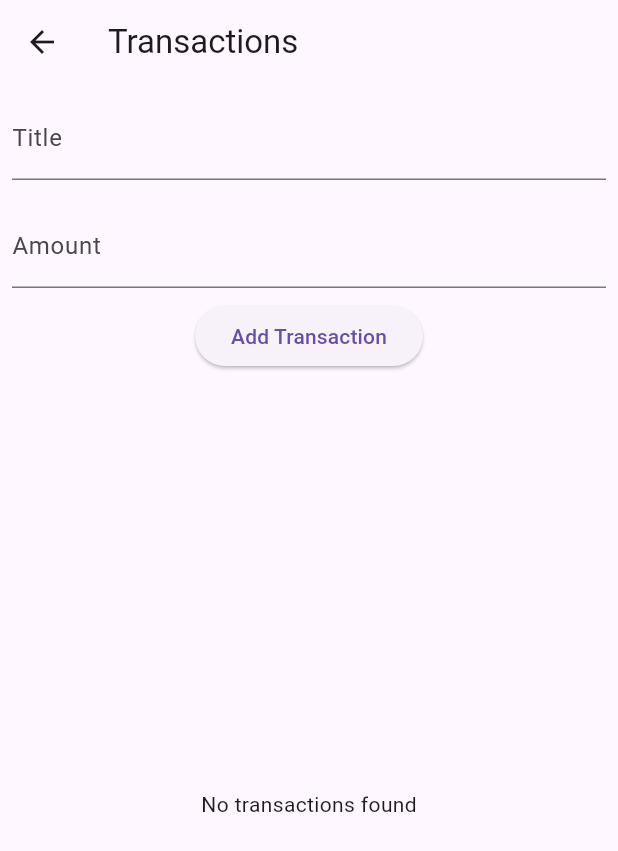
After one commit to FoliushDemian/Flutter_labs, a Flutter app: the HomePage screen opened by its route, after a tap on "Transactions", on a phone screen of 412 x 824 dp. The commit adds this screen. Shown: the top 851 px of the screen. Run offline on Flutter 3.47's test engine with Material 3 defaults, Android fonts, the phone set to English and light mode, and no system bars; our stand-ins replace shared_preferences; accounts and stored records are empty.

Commit message:
added lab3

```diff
--- /dev/null
+++ b/lib/logic/models/transaction.dart
@@ -0,0 +1,19 @@
+class Transaction  {
+  final String title;
+  final double amount;
+
+  Transaction({
+    required this.title,
+    required this.amount,
+  });
+
+  Map<String, dynamic> toJson() => {
+    'title': title,
+    'amount': amount,
+  };
+
+  static Transaction fromJson(Map<String, dynamic> json) => Transaction(
+    title: json['title'] as String,
+    amount: json['amount'] as double,
+  );
+}
--- /dev/null
+++ b/lib/logic/services/transaction_service.dart
@@ -0,0 +1,87 @@
+import 'dart:convert';
+import 'package:my_project/logic/models/transaction.dart';
+import 'package:shared_preferences/shared_preferences.dart';
+
+typedef BalanceUpdateCallback = void Function();
+
+abstract class AbstractTransactionService {
+  Future<List<Transaction>> loadTransactionList();
+
+  Future<void> saveTransactionList(List<Transaction> dataList);
+
+  Future<void> addTransaction(Transaction data);
+
+  Future<void> deleteTransaction(int index);
+}
+
+class TransactionService implements AbstractTransactionService {
+  static const _transactionDataKey = 'transactionData';
+  static const currentBalanceKey = 'currentBalance';
+
+
+  TransactionService() {
+    _initializeBalance();
+  }
+
+  BalanceUpdateCallback? onBalanceUpdated;
+
+
+  Future<void> updateBalance(double amount) async {
+    final prefs = await SharedPreferences.getInstance();
+    double currentBalance = prefs.getDouble('currentBalance') ?? 5000.00;
+    currentBalance -= amount;
+    await prefs.setDouble('currentBalance', currentBalance);
+    onBalanceUpdated?.call();
+  }
+
+
+  Future<void> _initializeBalance() async {
+    final prefs = await SharedPreferences.getInstance();
+    if (prefs.getDouble(currentBalanceKey) == null) {
+      await prefs.setDouble(currentBalanceKey, 5000);
+    }
+  }
+
+  @override
+  Future<List<Transaction>> loadTransactionList() async {
+    final prefs = await SharedPreferences.getInstance();
+    final transactionDataString = prefs.getString(_transactionDataKey);
+    if (transactionDataString != null) {
+      final List<dynamic> jsonDataList =
+          jsonDecode(transactionDataString) as List<dynamic>;
+      return jsonDataList
+          .map(
+            (jsonData) =>
+                Transaction.fromJson(jsonData as Map<String, dynamic>),
+          )
+          .toList();
+    }
+    return [];
+  }
+
+  @override
+  Future<void> saveTransactionList(List<Transaction> dataList) async {
+    final prefs = await SharedPreferences.getInstance();
+    prefs.setString(
+      _transactionDataKey,
+      jsonEncode(dataList.map((data) => data.toJson()).toList()),
+    );
+  }
+
+  @override
+  Future<void> addTransaction(Transaction data) async {
+    final dataList = await loadTransactionList();
+    dataList.add(data);
+    await saveTransactionList(dataList);
+    await updateBalance(data.amount);
+  }
+
+  @override
+  Future<void> deleteTransaction(int index) async {
+    final dataList = await loadTransactionList();
+    if (index >= 0 && index < dataList.length) {
+      dataList.removeAt(index);
+      await saveTransactionList(dataList);
+    }
+  }
+}
--- a/lib/main.dart
+++ b/lib/main.dart
@@ -18,10 +18,10 @@ class MyApp extends StatelessWidget {
       title: 'Finance App',
       initialRoute: '/',
       routes: {
-        '/': (context) => LoginPage(),
+        '/': (context) => const LoginPage(),
         '/registration': (context) => const RegistrationPage(),
         '/profile': (context) => const UserProfilePage(),
-        '/main': (context) => const MainPage(),
+        '/main': (context) => const HomePage(),
       },
     );
   }
--- a/lib/pages/home_page.dart
+++ b/lib/pages/home_page.dart
@@ -1,21 +1,56 @@
 import 'package:flutter/material.dart';
+import 'package:my_project/logic/services/transaction_service.dart';
+import 'package:my_project/pages/transactions_page.dart';
+import 'package:shared_preferences/shared_preferences.dart';
 
-class MainPage extends StatelessWidget {
-  const MainPage({super.key});
+class HomePage extends StatefulWidget {
+  const HomePage({super.key});
+
+  @override
+  State<HomePage> createState() => _HomePageState();
+}
+
+class _HomePageState extends State<HomePage> {
+  double? _currentBalance;
+
+  final TextStyle subTextStyle =
+      const TextStyle(fontSize: 16, color: Colors.green);
+  final transactionService = TransactionService();
+
+  @override
+  void initState() {
+    super.initState();
+    transactionService.onBalanceUpdated = _loadBalance;
+    _loadBalance();
+  }
+
+  @override
+  void dispose() {
+    transactionService.onBalanceUpdated = null;
+    super.dispose();
+  }
+
+  void _loadBalance() async {
+    final balance = await getCurrentBalance();
+    if (mounted) {
+      setState(() {
+        _currentBalance = balance;
+      });
+    }
+  }
+
+  Future<double> getCurrentBalance() async {
+    final prefs = await SharedPreferences.getInstance();
+    return prefs.getDouble(TransactionService.currentBalanceKey) ?? 5000.00;
+  }
 
   @override
   Widget build(BuildContext context) {
-    final screenWidth = MediaQuery.of(context).size.width;
-    final isTablet = screenWidth >= 600;
-
-    final crossAxisCount = isTablet ? 4 : 2;
-
-    final textStyle = isTablet ? const TextStyle(fontSize: 20,
-        fontWeight: FontWeight.bold,) : const TextStyle(fontSize: 18,
-        fontWeight: FontWeight.bold,);
-    final subTextStyle = isTablet ? const TextStyle(fontSize: 18,
-        color: Colors.green,) :
-    const TextStyle(fontSize: 16, color: Colors.green);
+    final bool isTablet = MediaQuery.of(context).size.width >= 600;
+    final textStyle = TextStyle(
+      fontSize: isTablet ? 20 : 18,
+      fontWeight: FontWeight.bold,
+    );
 
     return Scaffold(
       appBar: AppBar(
@@ -28,26 +63,23 @@ class MainPage extends StatelessWidget {
           child: Column(
             crossAxisAlignment: CrossAxisAlignment.start,
             children: <Widget>[
-              Text(
-                'Welcome, User!',
-                style: textStyle,
-              ),
+              Text('Welcome, User!', style: textStyle),
               SizedBox(height: isTablet ? 40 : 20),
               Card(
                 child: Padding(
                   padding: EdgeInsets.all(isTablet ? 24 : 16),
                   child: Column(
                     crossAxisAlignment: CrossAxisAlignment.start,
-                    children: <Widget>[
-                      Text(
-                        'Current Balance',
-                        style: textStyle,
-                      ),
+                    children: [
+                      Text('Current Balance', style: textStyle),
                       const SizedBox(height: 10),
-                      Text(
-                        '\$5,000.00',
-                        style: subTextStyle,
-                      ),
+                      if (_currentBalance != null)
+                        Text(
+                          '\$${_currentBalance!.toStringAsFixed(2)}',
+                          style: subTextStyle,
+                        ),
+                      if (_currentBalance == null)
+                        const CircularProgressIndicator(),
                     ],
                   ),
                 ),
@@ -56,13 +88,10 @@ class MainPage extends StatelessWidget {
               GridView.count(
                 shrinkWrap: true,
                 physics: const NeverScrollableScrollPhysics(),
-                crossAxisCount: crossAxisCount,
-                childAspectRatio: isTablet ? 2 : 3 / 1,
-                children: <Widget>[
+                crossAxisCount: isTablet ? 2 : 1,
+                childAspectRatio: 3 / 1,
+                children: [
                   _dashboardItem(context, 'Transactions', Icons.list_alt),
-                  _dashboardItem(context, 'Budgets',
-                      Icons.account_balance_wallet,),
-                  _dashboardItem(context, 'Reports', Icons.pie_chart),
                   _dashboardItem(context, 'Settings', Icons.settings),
                 ],
               ),
@@ -77,10 +106,16 @@ class MainPage extends StatelessWidget {
     return Card(
       child: InkWell(
         onTap: () {
-          if (title == 'Settings') {
+          if (title == 'Transactions') {
+            Navigator.push(
+              context,
+              MaterialPageRoute<void>(
+                builder: (context) => const TransactionsPage(),
+              ),
+            );
+          } else if (title == 'Settings') {
             Navigator.pushNamed(context, '/profile');
           }
-          // Add other navigation logic here as needed
         },
         child: Padding(
           padding: const EdgeInsets.symmetric(vertical: 8, horizontal: 16),
--- /dev/null
+++ b/lib/pages/transactions_page.dart
@@ -0,0 +1,96 @@
+import 'package:flutter/material.dart';
+import 'package:my_project/logic/models/transaction.dart';
+import 'package:my_project/logic/services/transaction_service.dart';
+
+class TransactionsPage extends StatefulWidget {
+  const TransactionsPage({super.key});
+
+  @override
+  State<TransactionsPage> createState() => _TransactionsPageState();
+}
+
+class _TransactionsPageState extends State<TransactionsPage> {
+  final _titleController = TextEditingController();
+  final _amountController = TextEditingController();
+  final TransactionService _service = TransactionService();
+
+  @override
+  void initState() {
+    super.initState();
+  }
+
+  @override
+  Widget build(BuildContext context) {
+    return Scaffold(
+      appBar: AppBar(
+        title: const Text('Transactions'),
+      ),
+      body: Column(
+        children: [
+          Padding(
+            padding: const EdgeInsets.all(8),
+            child: TextField(
+              controller: _titleController,
+              decoration: const InputDecoration(labelText: 'Title'),
+            ),
+          ),
+          Padding(
+            padding: const EdgeInsets.all(8),
+            child: TextField(
+              controller: _amountController,
+              decoration: const InputDecoration(labelText: 'Amount'),
+              keyboardType: TextInputType.number,
+            ),
+          ),
+          ElevatedButton(
+            onPressed: () async {
+              final title = _titleController.text;
+              final amount = double.tryParse(_amountController.text) ?? 0.0;
+              final transaction = Transaction(
+                title: title,
+                amount: amount,
+              );
+              await _service.addTransaction(transaction);
+              _titleController.clear();
+              _amountController.clear();
+              setState(() {});
+            },
+            child: const Text('Add Transaction'),
+          ),
+          Expanded(
+            child: FutureBuilder<List<Transaction>>(
+              future: _service.loadTransactionList(),
+              builder: (context, snapshot) {
+                if (snapshot.connectionState == ConnectionState.waiting) {
+                  return const Center(child: CircularProgressIndicator());
+                }
+                if (!snapshot.hasData || snapshot.data!.isEmpty) {
+                  return const Center(child: Text('No transactions found'));
+                }
+                return ListView.builder(
+                  itemCount: snapshot.data!.length,
+                  itemBuilder: (context, index) {
+                    final transaction = snapshot.data![index];
+                    return ListTile(
+                      title: Text(transaction.title),
+                      subtitle: Text(
+                        'Amount: \$${transaction.amount.toStringAsFixed(2)}',
+                      ),
+                      trailing: IconButton(
+                        icon: const Icon(Icons.delete),
+                        onPressed: () async {
+                          await _service.deleteTransaction(index);
+                          setState(() {});
+                        },
+                      ),
+                    );
+                  },
+                );
+              },
+            ),
+          ),
+        ],
+      ),
+    );
+  }
+}
--- a/pubspec.yaml
+++ b/pubspec.yaml
@@ -35,6 +35,7 @@ dependencies:
   # The following adds the Cupertino Icons font to your application.
   # Use with the CupertinoIcons class for iOS style icons.
   cupertino_icons: ^1.0.6
+  shared_preferences: ^2.2.2
 
 dev_dependencies:
   flutter_test:
```
Also changed, not shown: lib/logic/models/user.dart (added, +19 -0 lines), lib/logic/services/auth_service.dart (added, +42 -0 lines), lib/logic/services/user_service.dart (added, +29 -0 lines), lib/pages/login.dart (+30 -7 lines), lib/pages/sign_up.dart (+29 -7 lines), lib/pages/user_profile.dart (+42 -38 lines), lib/widgets/transaction_item.dart (added, +30 -0 lines), pubspec.lock.
